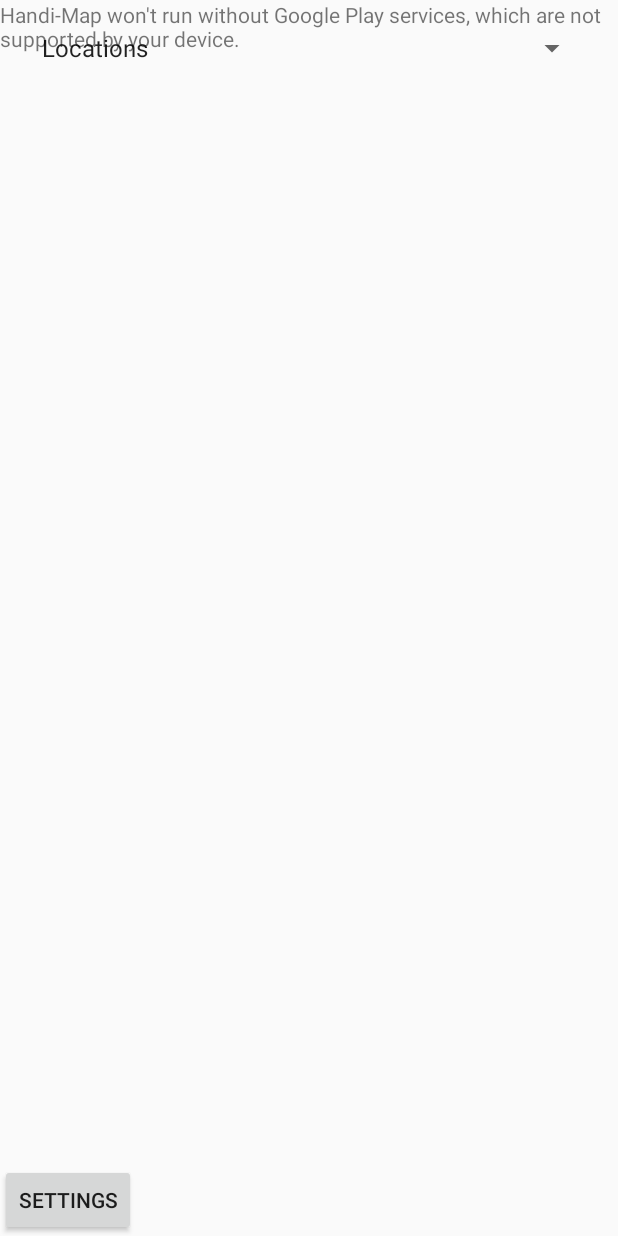
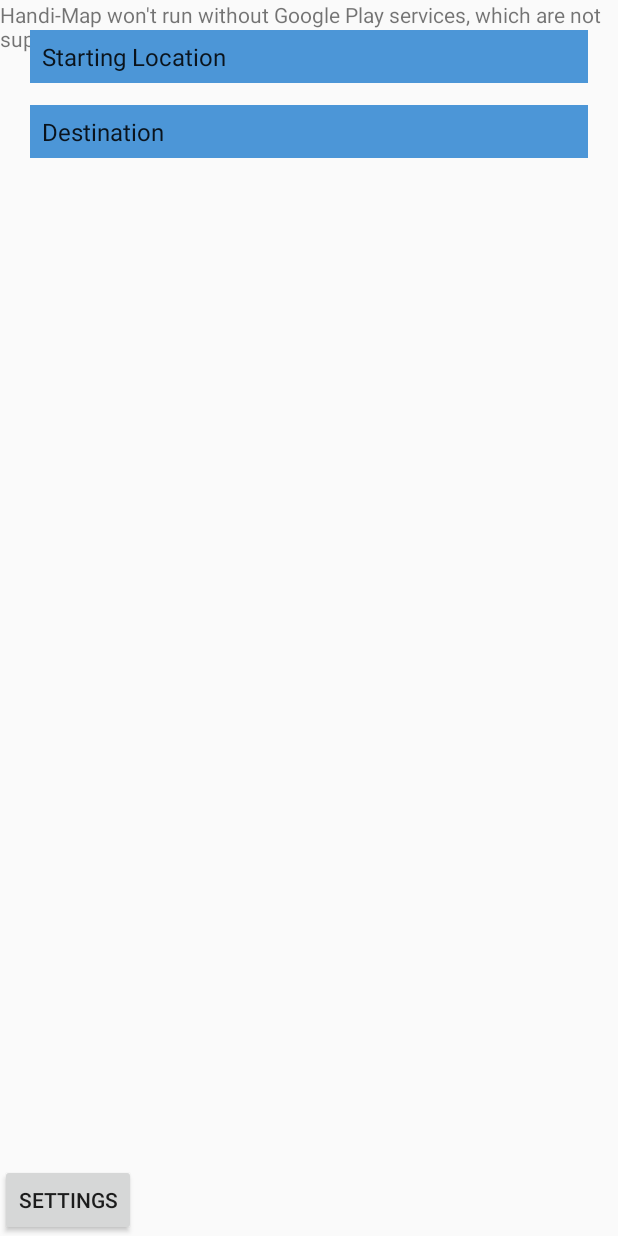
Before and after one commit to Xtreme765/Handi-Map_v2, an Android app: the screen it shows after launch (MapsActivity), on a phone screen of 412 x 824 dp. Run offline under Robolectric (Android 15) with nearby library versions, the phone set to English and light mode, and no system bars.

Commit message:
Made our drop-down list more visible and duplicated it for Starting Location and Destination.

```diff
--- a/app/src/main/java/com/example/myapplication/MapsActivity.java
+++ b/app/src/main/java/com/example/myapplication/MapsActivity.java
@@ -40,7 +40,9 @@ public class MapsActivity extends FragmentActivity implements OnMapReadyCallback
         super.onCreate(savedInstanceState);
         setContentView(R.layout.activity_maps);
         Spinner locationSpinner = findViewById(R.id.locationSpinner);
+        Spinner locationSpinner2 = findViewById(R.id.locationSpinner2);
         locationSpinner.setOnItemSelectedListener(this);
+        locationSpinner2.setOnItemSelectedListener(this);
 
         // Obtain the SupportMapFragment and get notified when the map is ready to be used.
         SupportMapFragment mapFragment = (SupportMapFragment) getSupportFragmentManager()
--- a/app/src/main/res/layout/activity_maps.xml
+++ b/app/src/main/res/layout/activity_maps.xml
@@ -31,9 +31,38 @@
 
     <Spinner
         android:id="@+id/locationSpinner"
-        android:layout_width="match_parent"
-        android:layout_height="wrap_content"
-        android:layout_margin="20dp"
+        android:layout_width="371dp"
+        android:layout_height="35dp"
+        android:layout_alignParentStart="true"
+        android:layout_alignParentLeft="true"
+        android:layout_alignParentTop="true"
+        android:layout_alignParentEnd="true"
+        android:layout_alignParentRight="true"
+        android:layout_marginStart="20dp"
+        android:layout_marginLeft="20dp"
+        android:layout_marginTop="20dp"
+        android:layout_marginEnd="20dp"
+        android:layout_marginRight="20dp"
+        android:layout_marginBottom="20dp"
+        android:background="@color/handiPrimary"
         android:entries="@array/spinner_items" />
 
+    <Spinner
+        android:id="@+id/locationSpinner2"
+        android:layout_width="371dp"
+        android:layout_height="35dp"
+        android:layout_alignParentStart="true"
+        android:layout_alignParentLeft="true"
+        android:layout_alignParentTop="true"
+        android:layout_alignParentEnd="true"
+        android:layout_alignParentRight="true"
+        android:layout_marginStart="20dp"
+        android:layout_marginLeft="20dp"
+        android:layout_marginTop="70dp"
+        android:layout_marginEnd="20dp"
+        android:layout_marginRight="20dp"
+        android:layout_marginBottom="60dp"
+        android:background="@color/handiPrimary"
+        android:entries="@array/spinner_items2" />
+
 </RelativeLayout>
--- a/app/src/main/res/values/colors.xml
+++ b/app/src/main/res/values/colors.xml
@@ -6,4 +6,5 @@
     <color name="handiPrimary">#4C96D7</color>
     <color name="handiPrimaryDark">#347CBC</color>
     <color name="handiAccent">#D613CA</color>
+    <color name="whiteColor">#FFFFFF</color>
 </resources>
--- a/app/src/main/res/values/strings.xml
+++ b/app/src/main/res/values/strings.xml
@@ -1,8 +1,9 @@
 <resources>
     <string name="app_name">Handi-Map</string>
     <string name="title_settings_activity">Settings</string>
+
     <string-array name="spinner_items">
-        <item>Locations</item>
+        <item>Starting Location</item>
         <item>Academy Hall</item>
         <item>Admissions</item>
         <item>Amos Eaton</item>
@@ -26,5 +27,32 @@
         <item>More Locations Added Soon</item>
 
     </string-array>
+
+    <string-array name="spinner_items2">
+        <item>Destination</item>
+        <item>Academy Hall</item>
+        <item>Admissions</item>
+        <item>Amos Eaton</item>
+        <item>Barton Hall</item>
+        <item>Blitman Residence Commons</item>
+        <item>Bray Hall</item>
+        <item>Carnegie Building</item>
+        <item>Cary Hall</item>
+        <item>Center for Biotechnology and Interdisciplinary Studies (CBIS)</item>
+        <item>Commons Dining Hall</item>
+        <item>Crockett Hall</item>
+        <item>Darrin Communications Center (DCC)</item>
+        <item>Davison Hall</item>
+        <item>Experimental Media and Performing Arts Center (EMPAC)</item>
+        <item>Folsom Library</item>
+        <item>Greene Building</item>
+        <item>87 Gymnasium</item>
+        <item>Hall Hall</item>
+        <item>Lally Hall</item>
+        <item>Mueller Center</item>
+        <item>More Locations Added Soon</item>
+
+    </string-array>
+
     <string name="title_activity_maps">Map</string>
 </resources>
```
Also changed, not shown: app/src/main/res/layout/activity_settings.xml (+35 -0 lines).
